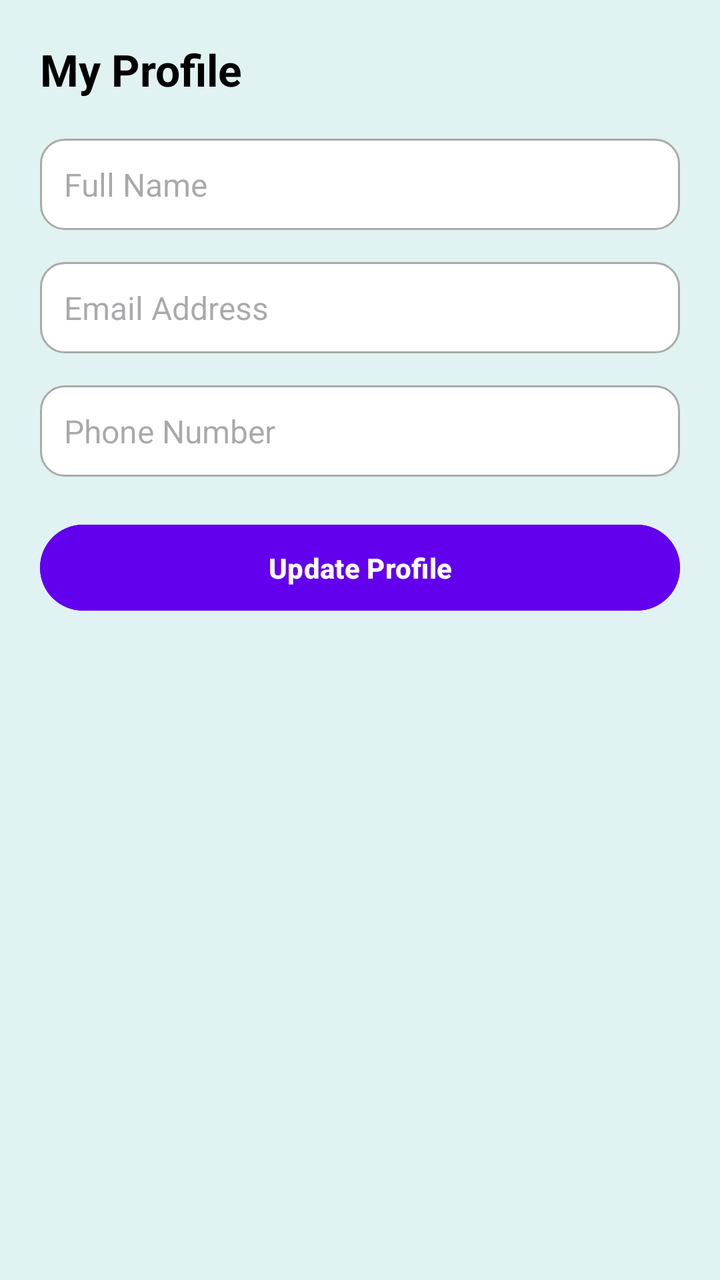
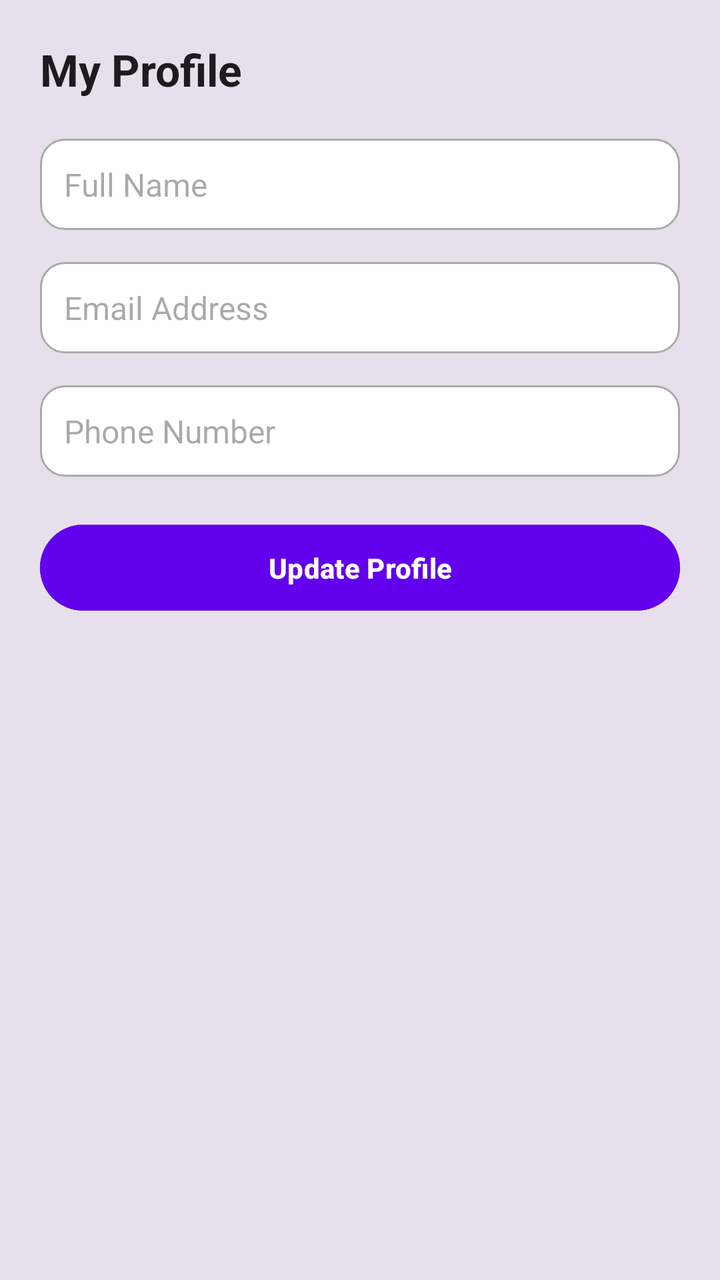

Compare the two renders of this Android layout. The source of the first and the diff that turns it into the second are given below.
<!-- AndroidManifest.xml: application theme Theme.SmartAssistiveSystem -->
<!-- res/layout/fragment_profile.xml -->
<?xml version="1.0" encoding="utf-8"?>
<ScrollView xmlns:android="http://schemas.android.com/apk/res/android"
    android:layout_width="match_parent"
    android:layout_height="match_parent"
    android:padding="20dp"
    android:background="@color/teal_50">

    <LinearLayout
        android:layout_width="match_parent"
        android:layout_height="wrap_content"
        android:orientation="vertical">

        
        <TextView
            android:id="@+id/tv_profile_title"
            android:layout_width="wrap_content"
            android:layout_height="wrap_content"
            android:text="My Profile"
            android:textSize="22sp"
            android:textStyle="bold"
            android:layout_marginBottom="20dp"
            android:textColor="@color/black" />

        
        <EditText
            android:id="@+id/et_profile_name"
            android:layout_width="match_parent"
            android:layout_height="wrap_content"
            android:hint="Full Name"
            android:padding="12dp"
            android:background="@drawable/edittext_bg"
            android:textSize="16sp"
            android:layout_marginBottom="16dp" />

        
        <EditText
            android:id="@+id/et_profile_email"
            android:layout_width="match_parent"
            android:layout_height="wrap_content"
            android:hint="Email Address"
            android:padding="12dp"
            android:background="@drawable/edittext_bg"
            android:inputType="textEmailAddress"
            android:textSize="16sp"
            android:layout_marginBottom="16dp" />

        
        <EditText
            android:id="@+id/et_profile_phone"
            android:layout_width="match_parent"
            android:layout_height="wrap_content"
            android:hint="Phone Number"
            android:padding="12dp"
            android:background="@drawable/edittext_bg"
            android:inputType="phone"
            android:textSize="16sp"
            android:layout_marginBottom="20dp" />

        
        <Button
            android:id="@+id/btn_update_profile"
            android:layout_width="match_parent"
            android:layout_height="wrap_content"
            android:text="Update Profile"
            android:backgroundTint="@color/purple_500"
            android:textColor="@android:color/white"
            android:padding="12dp"
            android:textStyle="bold" />

    </LinearLayout>
</ScrollView>
<!-- resources referenced by this layout -->
<resources>
  <color name="black">#000000</color>
  <color name="purple_500">#6200EE</color>
  <color name="teal_50">#E0F2F1</color>
  <!-- drawable edittext_bg (drawable) -->
  <?xml version="1.0" encoding="utf-8"?>
  <shape xmlns:android="http://schemas.android.com/apk/res/android"
      android:shape="rectangle">
  
      
      <solid android:color="@android:color/white" />
  
      
      <corners android:radius="12dp" />
  
      
      <stroke
          android:width="1dp"
          android:color="#AAAAAA" />
  
      
      <padding
          android:left="12dp"
          android:top="12dp"
          android:right="12dp"
          android:bottom="12dp" />
  </shape>
  <style name="Theme.SmartAssistiveSystem" parent="Theme.Material3.DayNight.NoActionBar">
  
          
          <item name="windowActionBar">false</item>
          <item name="windowNoTitle">true</item>
  
          
          <item name="colorPrimary">@color/purple_500</item>
          <item name="colorPrimaryVariant">@color/purple_700</item>
          <item name="colorOnPrimary">@color/white</item>
  
          
          <item name="colorSecondary">@color/teal_200</item>
          <item name="colorOnSecondary">@color/black</item>
  
          
          <item name="android:statusBarColor">?attr/colorPrimaryVariant</item>
  
          
          <item name="actionMenuTextAppearance">@style/ActionMenuTextStyle</item>
      </style>
  <color name="purple_700">#3700B3</color>
  <color name="white">#FFFFFF</color>
  <color name="teal_200">#03DAC5</color>
  <style name="ActionMenuTextStyle" parent="@android:style/TextAppearance.Widget.IconMenu.Item">
          <item name="android:textSize">14sp</item>
          <item name="android:textColor">#FFFFFF</item>
          <item name="android:textAllCaps">false</item>
      </style>
</resources>

<!-- the commit's change to res/layout/fragment_profile.xml (unified diff, before → after) -->
@@ -3,14 +3,13 @@
     android:layout_width="match_parent"
     android:layout_height="match_parent"
     android:padding="20dp"
-    android:background="@color/teal_50">
+    android:background="?attr/colorSurfaceVariant">
 
     <LinearLayout
         android:layout_width="match_parent"
         android:layout_height="wrap_content"
         android:orientation="vertical">
 
-        
         <TextView
             android:id="@+id/tv_profile_title"
             android:layout_width="wrap_content"
@@ -19,9 +18,8 @@
             android:textSize="22sp"
             android:textStyle="bold"
             android:layout_marginBottom="20dp"
-            android:textColor="@color/black" />
+            android:textColor="?attr/colorOnSurface" />
 
-        
         <EditText
             android:id="@+id/et_profile_name"
             android:layout_width="match_parent"
@@ -30,9 +28,9 @@
             android:padding="12dp"
             android:background="@drawable/edittext_bg"
             android:textSize="16sp"
+            android:textColor="?attr/colorOnSurface"
             android:layout_marginBottom="16dp" />
 
-        
         <EditText
             android:id="@+id/et_profile_email"
             android:layout_width="match_parent"
@@ -42,9 +40,9 @@
             android:background="@drawable/edittext_bg"
             android:inputType="textEmailAddress"
             android:textSize="16sp"
+            android:textColor="?attr/colorOnSurface"
             android:layout_marginBottom="16dp" />
 
-        
         <EditText
             android:id="@+id/et_profile_phone"
             android:layout_width="match_parent"
@@ -54,16 +52,16 @@
             android:background="@drawable/edittext_bg"
             android:inputType="phone"
             android:textSize="16sp"
+            android:textColor="?attr/colorOnSurface"
             android:layout_marginBottom="20dp" />
 
-        
         <Button
             android:id="@+id/btn_update_profile"
             android:layout_width="match_parent"
             android:layout_height="wrap_content"
             android:text="Update Profile"
-            android:backgroundTint="@color/purple_500"
-            android:textColor="@android:color/white"
+            android:backgroundTint="?attr/colorPrimary"
+            android:textColor="?attr/colorOnPrimary"
             android:padding="12dp"
             android:textStyle="bold" />
 
<!-- resource entries referenced after the edit -->
@@ -2,7 +2,6 @@
 <resources>
   <color name="black">#000000</color>
   <color name="purple_500">#6200EE</color>
-  <color name="teal_50">#E0F2F1</color>
   <!-- drawable edittext_bg (drawable) -->
   <?xml version="1.0" encoding="utf-8"?>
   <shape xmlns:android="http://schemas.android.com/apk/res/android"
